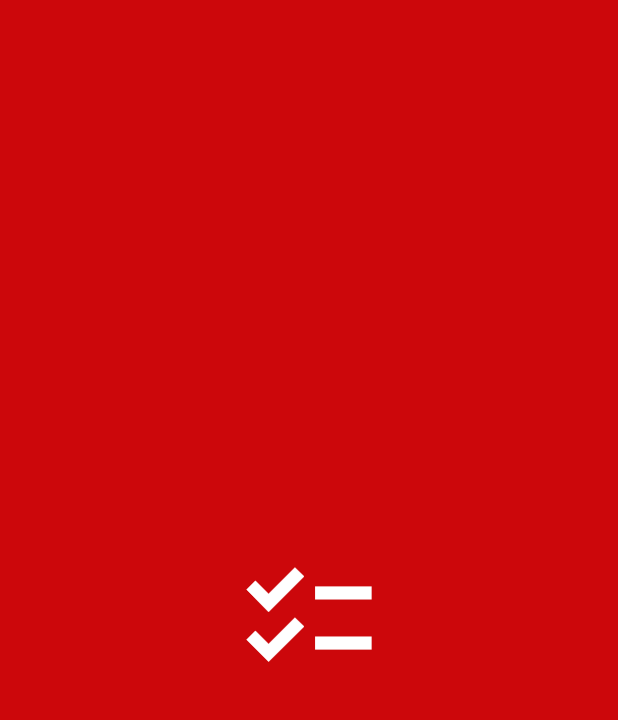
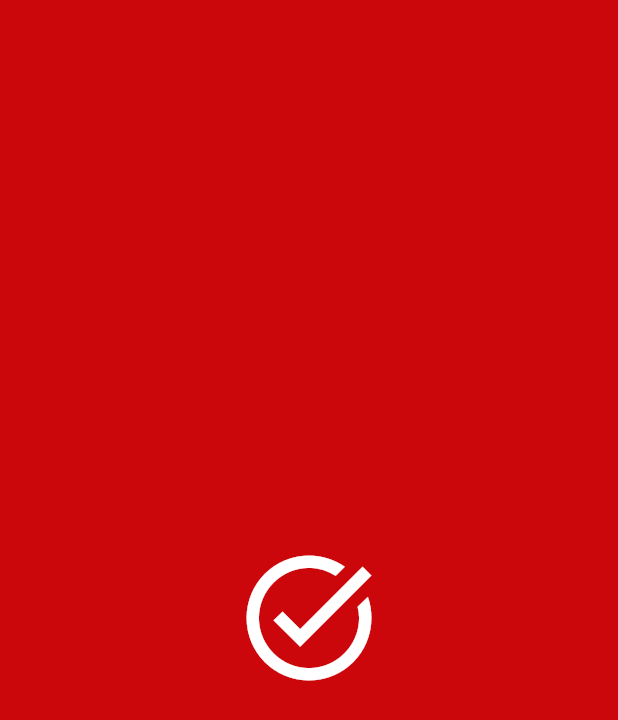
Before and after one commit to abdulsamad-110/my_todo_app, a Flutter app: the SplashView screen opened directly, on a phone screen of 412 x 824 dp. Shown: the top 720 px of the screen. Run offline on Flutter 3.47's test engine with Material 3 defaults, Android fonts, the phone set to English and light mode, and no system bars; our stand-ins replace get.

Commit message:
splash screen updated

```diff
--- a/lib/ui/auth/splash/splash_view.dart
+++ b/lib/ui/auth/splash/splash_view.dart
@@ -7,16 +7,16 @@ class SplashView extends StatelessWidget {
 
   @override
   Widget build(BuildContext context) {
-    // Controller initialize karo
+    // Controller initialize
     final controller = Get.put(SplashController());
 
     return Scaffold(
       backgroundColor: Color(0xffcc070b),
       body: const Center(
         child: Icon(
-          Icons.checklist, // ✅ Todo ka icon
-          size: 100, // Icon ka size
-          color: Colors.white, // Icon ka color
+          Icons.task_alt,
+          size: 100, // Icon size
+          color: Colors.white, // Icon color
         ),
       ),
     );
```
